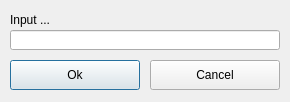
This is client/dlginputstart.ui in tbikfalvi/Belenus as Qt 5 draws it before an edit. The edited form follows.
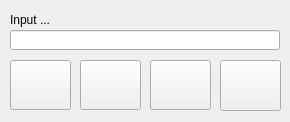
This is the edited form.

The edit to the form file:
```diff
--- a/client/dlginputstart.ui
+++ b/client/dlginputstart.ui
@@ -7,7 +7,7 @@
     <x>0</x>
     <y>0</y>
     <width>290</width>
-    <height>102</height>
+    <height>122</height>
    </rect>
   </property>
   <property name="windowTitle">
@@ -35,44 +35,97 @@
      <height>20</height>
     </rect>
    </property>
-  </widget>
-  <widget class="QPushButton" name="pbSelect">
-   <property name="geometry">
-    <rect>
-     <x>10</x>
-     <y>60</y>
-     <width>130</width>
-     <height>30</height>
-    </rect>
-   </property>
-   <property name="text">
-    <string>Ok</string>
-   </property>
-   <property name="iconSize">
-    <size>
-     <width>20</width>
-     <height>20</height>
-    </size>
+   <property name="styleSheet">
+    <string notr="true"/>
    </property>
   </widget>
   <widget class="QPushButton" name="pbCancel">
    <property name="geometry">
     <rect>
+     <x>220</x>
+     <y>60</y>
+     <width>61</width>
+     <height>51</height>
+    </rect>
+   </property>
+   <property name="text">
+    <string/>
+   </property>
+   <property name="iconSize">
+    <size>
+     <width>40</width>
+     <height>40</height>
+    </size>
+   </property>
+   <property name="autoDefault">
+    <bool>false</bool>
+   </property>
+  </widget>
+  <widget class="QPushButton" name="pbPatient">
+   <property name="geometry">
+    <rect>
+     <x>10</x>
+     <y>60</y>
+     <width>61</width>
+     <height>50</height>
+    </rect>
+   </property>
+   <property name="text">
+    <string/>
+   </property>
+   <property name="iconSize">
+    <size>
+     <width>40</width>
+     <height>40</height>
+    </size>
+   </property>
+   <property name="autoDefault">
+    <bool>false</bool>
+   </property>
+  </widget>
+  <widget class="QPushButton" name="pbCardcode">
+   <property name="geometry">
+    <rect>
+     <x>80</x>
+     <y>60</y>
+     <width>61</width>
+     <height>50</height>
+    </rect>
+   </property>
+   <property name="text">
+    <string/>
+   </property>
+   <property name="iconSize">
+    <size>
+     <width>40</width>
+     <height>40</height>
+    </size>
+   </property>
+   <property name="autoDefault">
+    <bool>false</bool>
+   </property>
+  </widget>
+  <widget class="QPushButton" name="pbTime">
+   <property name="geometry">
+    <rect>
      <x>150</x>
      <y>60</y>
-     <width>130</width>
-     <height>30</height>
+     <width>61</width>
+     <height>50</height>
     </rect>
    </property>
    <property name="text">
-    <string>Cancel</string>
+    <string/>
    </property>
    <property name="iconSize">
     <size>
-     <width>20</width>
-     <height>20</height>
+     <width>40</width>
+     <height>40</height>
     </size>
    </property>
+   <property name="autoDefault">
+    <bool>false</bool>
+   </property>
   </widget>
  </widget>
  <resources/>
```
